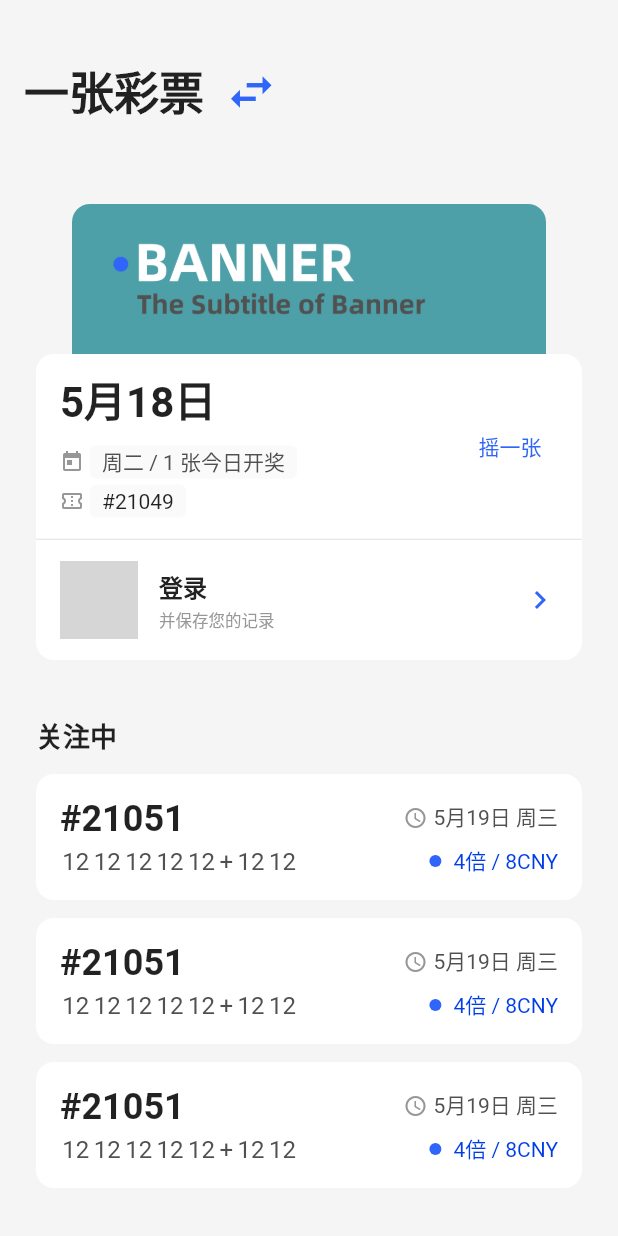
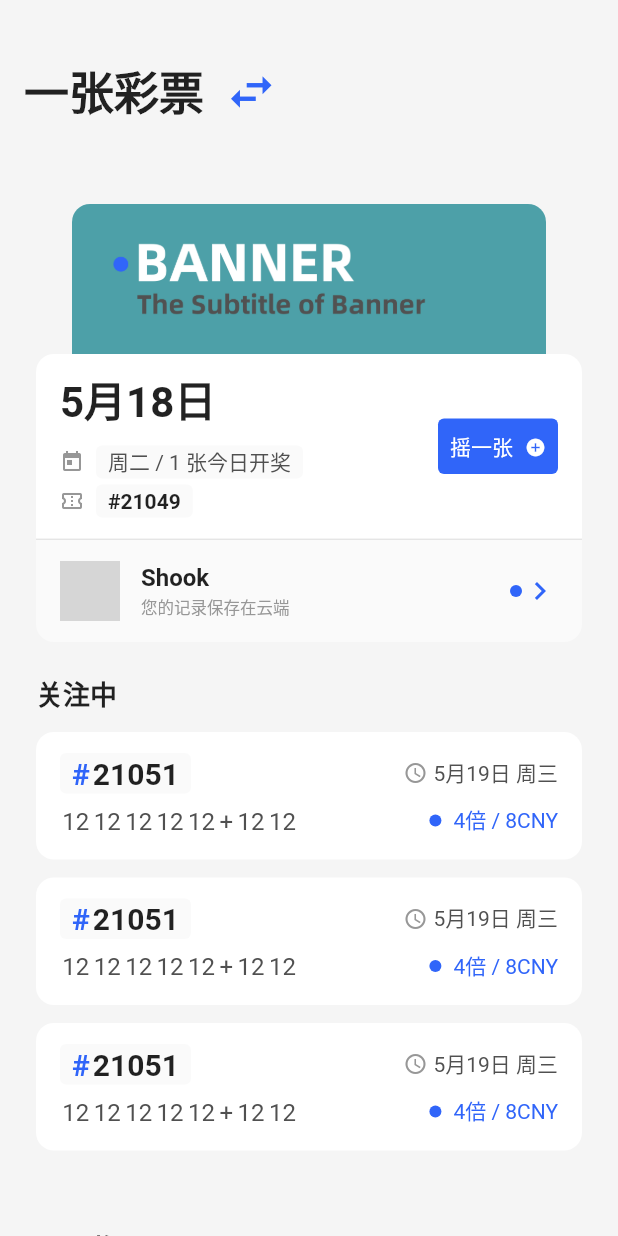
Before and after one commit to ShookLyngs/lyngs-donator, a Flutter app: the screen it shows after launch, on a phone screen of 412 x 824 dp. Run offline on Flutter 3.47's test engine with Material 2 defaults, Android fonts, the light colour scheme and no system bars; our stand-ins replace flutter_sticky_header, get; grey boxes are pictures that could not be loaded.

Commit message:
update(page/home): updated styles.

```diff
--- a/lib/pages/home/history_list.dart
+++ b/lib/pages/home/history_list.dart
@@ -125,7 +125,7 @@ class NumberBall extends StatelessWidget {
 
   NumberBall({
     required this.text,
-    this.size = 30,
+    this.size = 26,
   });
 
   @override
@@ -142,7 +142,7 @@ class NumberBall extends StatelessWidget {
         child: Center(child: Text(
           formatTextLength(text),
           style: Theme.of(context).textTheme.headline5!.copyWith(
-            fontSize: 14,
+            fontSize: 13,
             fontWeight: FontWeight.bold,
           ),
         )),
--- a/lib/pages/home/today_actions.dart
+++ b/lib/pages/home/today_actions.dart
@@ -30,17 +30,13 @@ class TodayActions extends StatelessWidget {
           ),
         ]),
         RadiusCard(
-          outerPadding: const EdgeInsets.only(
-            left: 24,
-            right: 24,
-            bottom: 16,
-          ),
-          innerPadding: const EdgeInsets.all(0),
-          child: Column(children: [
-            Padding(
-              padding: const EdgeInsets.symmetric(
+          outerPadding: const EdgeInsets.symmetric(horizontal: 24),
+          innerPadding: const EdgeInsets.symmetric(
             horizontal: 16,
             vertical: 14,
+          ),
+          outerBorderRadius: const BorderRadius.vertical(
+            top: Radius.circular(12),
           ),
           child: Row(children: [
             Column(
@@ -60,7 +56,7 @@ class TodayActions extends StatelessWidget {
                     size: 16,
                     color: context.textTheme.caption!.color,
                   ),
-                      const SizedBox(width: 4),
+                  const SizedBox(width: 8),
                   Container(
                     padding: const EdgeInsets.symmetric(
                       horizontal: 8,
@@ -88,7 +84,7 @@ class TodayActions extends StatelessWidget {
                       size: 16,
                       color: context.textTheme.caption!.color,
                     ),
-                        const SizedBox(width: 4),
+                    const SizedBox(width: 8),
                     Container(
                       padding: const EdgeInsets.symmetric(
                         horizontal: 8,
@@ -104,7 +100,7 @@ class TodayActions extends StatelessWidget {
                         style: TextStyle(
                           color: context.textTheme.bodyText1!.color,
                           fontSize: 14,
-                              // fontWeight: FontWeight.w600,
+                          fontWeight: FontWeight.w600,
                         ),
                       ),
                     ),
@@ -117,23 +113,53 @@ class TodayActions extends StatelessWidget {
               onPressed: () {
                 Get.changeTheme(Get.isDarkMode ? lightTheme : darkTheme);
               },
-                  child: const Text('摇一张'),
+              style: TextButton.styleFrom(
+                primary: context.theme.primaryTextTheme.button!.color,
+                backgroundColor: context.theme.primaryColor,
+              ),
+              child: Row(children: [
+                const Text('摇一张'),
+                const SizedBox(width: 8),
+                const SizedBox(
+                  height: 12,
+                  child: Icon(
+                    Icons.add_circle,
+                    size: 14,
+                  ),
                 ),
               ]),
             ),
-            const SizedBox(
+          ]),
+        ),
+
+        const Padding(
+          padding: EdgeInsets.symmetric(horizontal: 24),
+          child: SizedBox(
             height: 1,
             child: Divider(),
           ),
-            Padding(
-              padding: const EdgeInsets.symmetric(
+        ),
+
+        RadiusCard(
+          onTap: () {},
+          color: context.theme.canvasColor,
+          outerPadding: const EdgeInsets.symmetric(horizontal: 24),
+          innerPadding: const EdgeInsets.symmetric(
             horizontal: 16,
             vertical: 14,
+          ),
+          outerBorderRadius: const BorderRadius.vertical(
+            bottom: Radius.circular(12),
+          ),
+          innerBorderRadius: const RoundedRectangleBorder(
+            borderRadius: BorderRadius.vertical(
+              bottom: Radius.circular(12),
+            ),
           ),
           child: Row(
             children: [
               CircleAvatar(
-                    radius: 26,
+                radius: 20,
                 backgroundColor: context.theme.highlightColor,
                 backgroundImage: const AssetImage('assets/common/avatar.jpg'),
               ),
@@ -142,7 +168,7 @@ class TodayActions extends StatelessWidget {
                 crossAxisAlignment: CrossAxisAlignment.start,
                 children: [
                   Text(
-                        '登录',
+                    'Shook',
                     style: context.textTheme.headline6!.copyWith(
                       fontSize: 16,
                       fontWeight: FontWeight.bold,
@@ -150,7 +176,7 @@ class TodayActions extends StatelessWidget {
                   ),
                   const SizedBox(height: 4),
                   Text(
-                        '并保存您的记录',
+                    '您的记录保存在云端',
                     style: context.textTheme.caption!.copyWith(
                       fontSize: 11,
                     ),
@@ -158,6 +184,7 @@ class TodayActions extends StatelessWidget {
                 ],
               ),
               const Spacer(),
+              Dot(),
               Icon(
                 Icons.chevron_right,
                 color: context.theme.primaryColor,
@@ -165,45 +192,6 @@ class TodayActions extends StatelessWidget {
             ],
           ),
         ),
-          ]),
-        ),
-        /*RadiusCard(
-          color: context.theme.canvasColor,
-          outerPadding: const EdgeInsets.symmetric(horizontal: 16),
-          outerBorderRadius: const BorderRadius.vertical(
-            bottom: Radius.circular(12),
-          ),
-          child: Row(children: [
-            CircleAvatar(
-              radius: 16,
-              backgroundColor: context.theme.highlightColor,
-              backgroundImage: const AssetImage('assets/common/avatar.jpg'),
-            ),
-            const SizedBox(width: 6),
-            Column(
-              crossAxisAlignment: CrossAxisAlignment.start,
-              children: [
-                Text(
-                  '登录',
-                  style: context.textTheme.bodyText1,
-                ),
-                Text(
-                  '保存您的彩票记录',
-                  style: context.textTheme.caption!.copyWith(
-                    fontSize: 11,
-                  ),
-                ),
-              ],
-            ),
-            const Spacer(),
-            ElevatedButton(
-                onPressed: () {},
-                child: Icon(
-                  Icons.chevron_right,
-                  color: context.theme.backgroundColor,
-                )),
-          ]),
-        ),*/
       ],
     );
   }
--- a/lib/pages/home/watching_list.dart
+++ b/lib/pages/home/watching_list.dart
@@ -27,11 +27,34 @@ class WatchingListItem extends StatelessWidget {
           Row(children: [
             Expanded(
               child: Row(children: [
-                Text(
-                  '#21051',
-                  style: Theme.of(context).textTheme.headline5!.copyWith(
-                    fontSize: 24,
-                    fontWeight: FontWeight.bold,
+                Ink(
+                  padding: const EdgeInsets.symmetric(
+                    horizontal: 8,
+                    vertical: 2,
+                  ),
+                  decoration: BoxDecoration(
+                    color: context.theme.canvasColor,
+                    borderRadius:
+                    const BorderRadius.all(Radius.circular(4)),
+                  ),
+                  child: Row(
+                    children: [
+                      Text(
+                        '#',
+                        style: Theme.of(context).textTheme.headline6!.copyWith(
+                          fontWeight: FontWeight.bold,
+                          color: context.theme.primaryColor,
+                        ),
+                      ),
+                      const SizedBox(width: 2),
+                      Text(
+                        '21051',
+                        style: Theme.of(context).textTheme.headline6!.copyWith(
+                          // fontSize: 24,
+                          fontWeight: FontWeight.bold,
+                        ),
+                      ),
+                    ],
                   ),
                 ),
               ]),
@@ -45,7 +68,7 @@ class WatchingListItem extends StatelessWidget {
             const Text('5月19日 周三'),
           ]),
 
-          const SizedBox(height: 2),
+          const SizedBox(height: 6),
 
           Row(
             crossAxisAlignment: CrossAxisAlignment.center,
@@ -78,7 +101,7 @@ class WatchingListItem extends StatelessWidget {
               Text(
                 '4倍 / 8CNY',
                 style: TextStyle(
-                  color: Theme.of(context).primaryColorDark,
+                  color: Theme.of(context).primaryColor,
                 ),
               ),
             ],
--- a/lib/theme.dart
+++ b/lib/theme.dart
@@ -31,6 +31,8 @@ ThemeData get lightTheme {
     bottomAppBarColor: const Color(0xffffffff),
     backgroundColor: const Color(0xfff6f6f6),
     cardColor: const Color(0xffffffff),
+    canvasColor: const Color(0xfffafafa),
+
 
     dividerColor: Colors.grey[300],
 
@@ -84,6 +86,7 @@ ThemeData get darkTheme {
     bottomAppBarColor: const Color(0xff424242),
     backgroundColor: const Color(0xff383838),
     cardColor: const Color(0xff424242),
+    canvasColor: const Color(0xff353535),
 
     textTheme: theme.textTheme.copyWith(
       headline1: theme.textTheme.headline1!.copyWith(
```
Also changed, not shown: pubspec.lock. Lines whose indentation alone changed are shown as unchanged.
